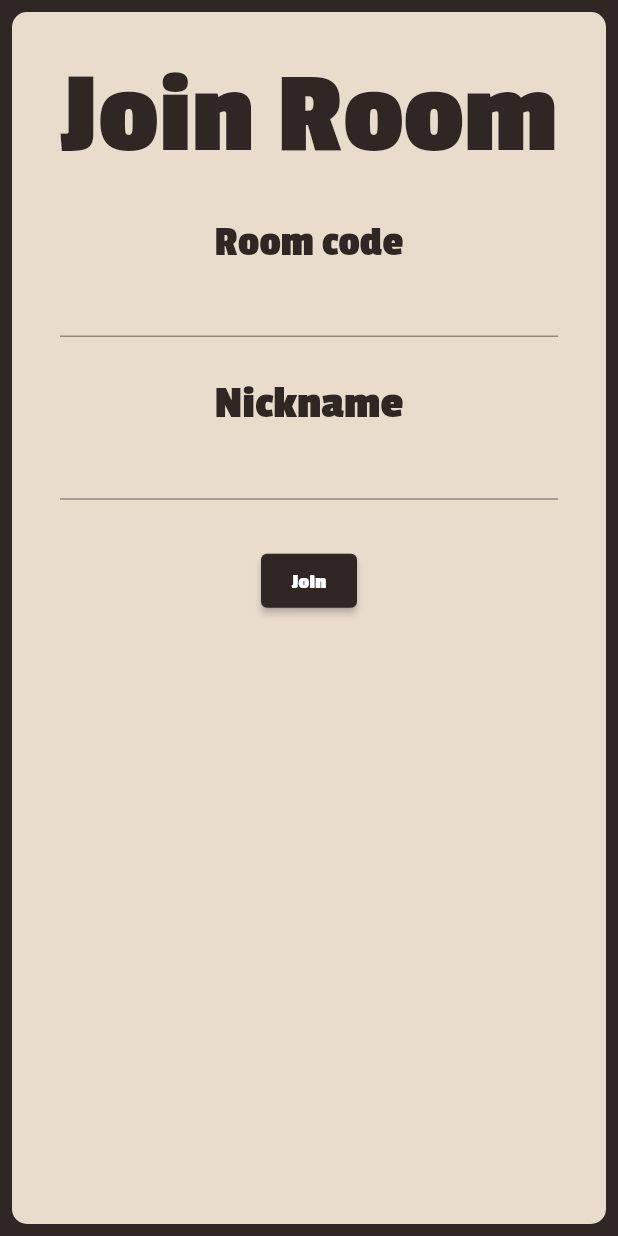
After one commit to CourtneyOB/word_up, a Flutter app: the screen it shows after launch, after a tap on "Join Room", on a phone screen of 412 x 824 dp. The commit adds this screen. Run offline on Flutter 3.47's test engine with Material 2 defaults, Android fonts, the phone set to English and light mode, and no system bars; our stand-ins replace flutter_riverpod.

Commit message:
additional screens preparation for cloud functions

```diff
--- a/lib/constants.dart
+++ b/lib/constants.dart
@@ -20,3 +20,4 @@ const double kDiceBoxWidth = 70.0;
 const double kVowelBoxWidth = 70.0;
 const double kTextFieldBoxWidth = 50.0;
 const double kScoreCardBoxWidth = 45.0;
+const double kSummaryScoreCardBoxWidth = 39.0;
--- a/lib/main.dart
+++ b/lib/main.dart
@@ -4,10 +4,14 @@ import 'package:word_up/constants.dart';
 import 'package:word_up/model/round.dart';
 import 'package:word_up/model/vowel_filter.dart';
 import 'package:word_up/providers/round_list_provider.dart';
+import 'package:word_up/screens/create_room_screen.dart';
+import 'package:word_up/screens/join_room_screen.dart';
+import 'package:word_up/screens/lobby_screen.dart';
 import 'package:word_up/screens/main_screen.dart';
 import 'package:collection/collection.dart';
 import 'package:word_up/game_data.dart';
 import 'package:flutter/services.dart';
+import 'package:word_up/screens/round_summary_screen.dart';
 import 'package:word_up/screens/title_screen.dart';
 
 //TODO: make custom keyboard
@@ -40,6 +44,10 @@ class MyApp extends StatelessWidget {
       routes: {
         '/': (context) => const TitleScreen(),
         '/game': (context) => const MainScreen(),
+        '/create_room': (context) => const CreateRoomScreen(),
+        '/join_room': (context) => const JoinRoomScreen(),
+        '/lobby': (context) => const LobbyScreen(),
+        '/round_summary': (context) => const RoundSummaryScreen(),
       },
     );
   }
@@ -63,6 +71,7 @@ final vowelFilterDisplayProvider = Provider<List<VowelFilter>>((ref) {
 });
 final wordEntryProvider = StateProvider<String>((ref) => '');
 final selectedVowelProvider = StateProvider<VowelCategory?>((ref) => null);
+final nicknameProvider = StateProvider<String>((ref) => '');
 
 List<VowelFilter> filterVowels(String word, List<Round> rounds) {
   List<VowelFilter> list = [];
--- a/lib/providers/round_list_provider.dart
+++ b/lib/providers/round_list_provider.dart
@@ -17,7 +17,7 @@ class RoundListProvider extends StateNotifier<List<Round>> {
   final random = Random();
 
   void newRound() {
-    if (state.length < 11) {
+    if (state.length < 12) {
       List<DiceValue> diceRoll = [];
       for (Dice d in dice) {
         int r = random.nextInt(d.sides.length);
--- /dev/null
+++ b/lib/screens/join_room_screen.dart
@@ -0,0 +1,108 @@
+import 'package:flutter/material.dart';
+import 'package:word_up/constants.dart';
+import 'package:word_up/main.dart';
+import 'package:word_up/widgets/styled_button.dart';
+import 'package:flutter_riverpod/flutter_riverpod.dart';
+import 'package:word_up/widgets/validation_alert_dialog.dart';
+
+class JoinRoomScreen extends ConsumerStatefulWidget {
+  const JoinRoomScreen({Key? key}) : super(key: key);
+
+  @override
+  ConsumerState<JoinRoomScreen> createState() => _JoinRoomScreenState();
+}
+
+class _JoinRoomScreenState extends ConsumerState<JoinRoomScreen> {
+  final TextEditingController _nicknameController = TextEditingController();
+  final TextEditingController _roomCodeController = TextEditingController();
+
+  @override
+  Widget build(BuildContext context) {
+    return Scaffold(
+      backgroundColor: kBorderColour,
+      body: SafeArea(
+        child: Padding(
+          padding: const EdgeInsets.all(8.0),
+          child: Container(
+            height: double.infinity,
+            decoration: const BoxDecoration(
+                borderRadius: BorderRadius.all(Radius.circular(10)),
+                color: kBackgroundColour),
+            child: Padding(
+              padding: const EdgeInsets.all(32.0),
+              child: SingleChildScrollView(
+                child: Column(
+                  children: [
+                    const FittedBox(
+                      child: Text(
+                        'Join Room',
+                        style: kTitleFont,
+                      ),
+                    ),
+                    Padding(
+                      padding: EdgeInsets.only(
+                          left: screenWidth(context) * 0.25,
+                          right: screenWidth(context) * 0.25,
+                          top: 30),
+                      child: const FittedBox(
+                        child: Text(
+                          'Room code',
+                          style: kTitleFont,
+                        ),
+                      ),
+                    ),
+                    TextField(
+                      controller: _roomCodeController,
+                    ),
+                    Padding(
+                      padding: EdgeInsets.only(
+                          left: screenWidth(context) * 0.25,
+                          right: screenWidth(context) * 0.25,
+                          top: 30),
+                      child: const FittedBox(
+                        child: Text(
+                          'Nickname',
+                          style: kTitleFont,
+                        ),
+                      ),
+                    ),
+                    TextField(
+                      controller: _nicknameController,
+                    ),
+                    const SizedBox(
+                      height: 30,
+                    ),
+                    StyledButton(
+                        onPressed: () async {
+                          if (_nicknameController.text.isEmpty) {
+                            await showDialog(
+                                context: context,
+                                builder: (BuildContext context) {
+                                  return const ValidationAlertDialog(
+                                      content: 'Please enter a nickname');
+                                });
+                          } else {
+                            ref.read(roundListProvider.notifier).restart();
+                            ref.read(nicknameProvider.notifier).state =
+                                _nicknameController.text;
+                            Navigator.pushNamed(context, '/lobby');
+                          }
+                        },
+                        text: 'Join'),
+                  ],
+                ),
+              ),
+            ),
+          ),
+        ),
+      ),
+    );
+  }
+
+  @override
+  void dispose() {
+    _nicknameController.dispose();
+    _roomCodeController.dispose();
+    super.dispose();
+  }
+}
--- a/lib/screens/title_screen.dart
+++ b/lib/screens/title_screen.dart
@@ -19,6 +19,9 @@ class TitleScreen extends StatelessWidget {
             child: Padding(
               padding: const EdgeInsets.all(32.0),
               child: Column(
+                children: [
+                  Expanded(
+                    child: Column(
                       mainAxisAlignment: MainAxisAlignment.center,
                       children: [
                         const FittedBox(
@@ -29,9 +32,28 @@ class TitleScreen extends StatelessWidget {
                         ),
                         StyledButton(
                             onPressed: () {
-                        Navigator.pushNamed(context, '/game');
+                              Navigator.pushNamed(context, '/create_room');
                             },
-                      text: 'Play'),
+                            text: 'Create Room'),
+                        StyledButton(
+                            onPressed: () {
+                              Navigator.pushNamed(context, '/join_room');
+                            },
+                            text: 'Join Room'),
+                      ],
+                    ),
+                  ),
+                  StyledButton(
+                      onPressed: () async {
+                        await showDialog(
+                            context: context,
+                            builder: (BuildContext context) {
+                              return const AlertDialog(
+                                content: Text('Placeholder'),
+                              );
+                            });
+                      },
+                      text: 'How to play'),
                 ],
               ),
             ),
```
Also changed, not shown: lib/screens/create_room_screen.dart (added, +92 -0 lines), lib/screens/lobby_screen.dart (added, +73 -0 lines), lib/screens/round_summary_screen.dart (added, +61 -0 lines), lib/widgets/custom_text_field/single_character_text_field.dart (+13 -11 lines), lib/widgets/final_scores_list.dart (added, +38 -0 lines), lib/widgets/round_scores_list.dart (added, +71 -0 lines), lib/widgets/score_card/score_card_row.dart (+9 -4 lines). Lines whose indentation alone changed are shown as unchanged.
